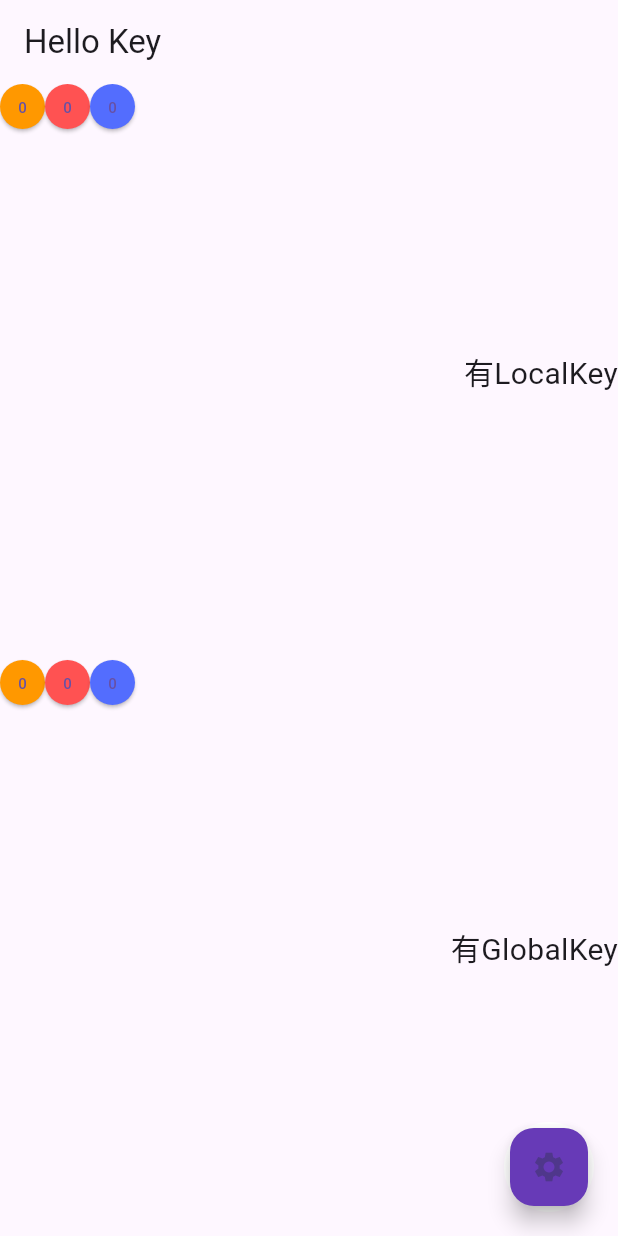
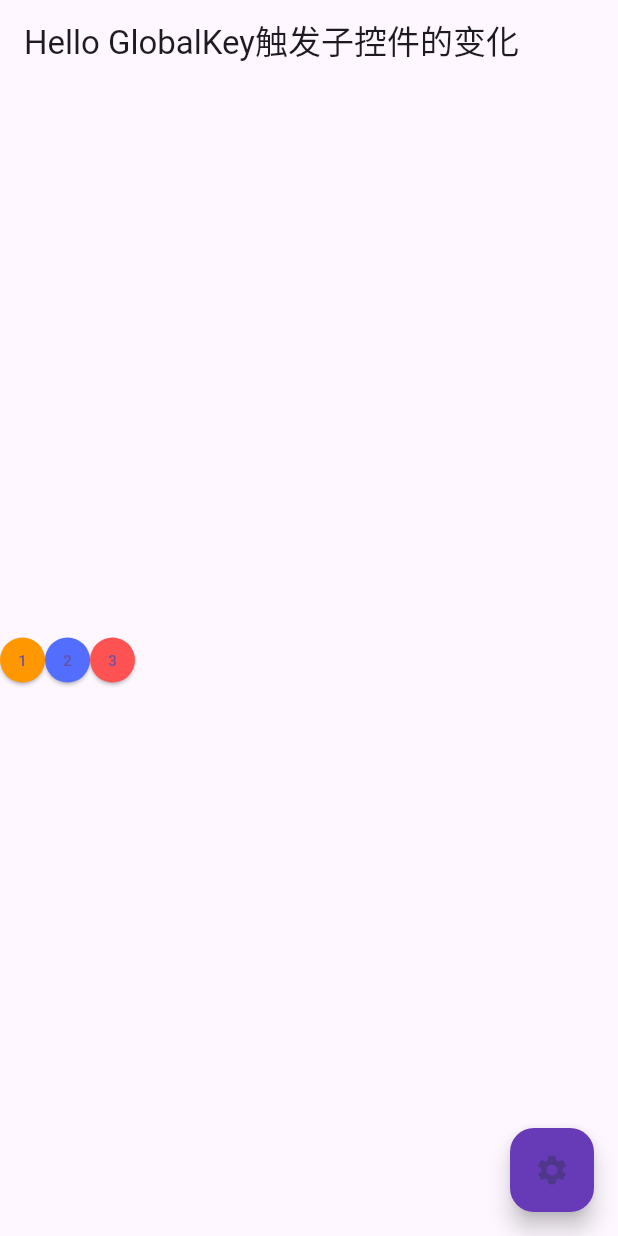
Before and after one commit to baishengye/FlutterLearning, a Flutter app: the screen it shows after launch, after a tap on the "settings" icon, on a phone screen of 412 x 824 dp. Run offline on Flutter 3.47's test engine with Material 3 defaults, Android fonts, the phone set to English and light mode, and no system bars; our stand-ins replace fluttertoast; missing offline and left inert: ftoast.

Commit message:
feat: key的使用

```diff
--- /dev/null
+++ b/FlutterLearning/FlutterLearning/flutterlearning/lib/globalKey.dart
@@ -0,0 +1,101 @@
+import 'package:flutter/cupertino.dart';
+import 'package:flutter/material.dart';
+import 'package:ftoast/ftoast.dart';
+
+import 'Key.dart';
+
+class GlobalKeyApp extends StatelessWidget {
+  const GlobalKeyApp({super.key});
+
+  @override
+  Widget build(BuildContext context) {
+    return const MaterialApp(
+      home: GlobalKeyPage(),
+    );
+  }
+}
+
+class GlobalKeyPage extends StatefulWidget {
+  const GlobalKeyPage({super.key});
+
+  @override
+  State<GlobalKeyPage> createState() => _GlobalKeyPageState();
+}
+
+class _GlobalKeyPageState extends State<GlobalKeyPage> {
+
+  final key1 = GlobalKey();
+  final key2 = const GlobalObjectKey(Colors.indigoAccent);
+  final key3 = GlobalKey();
+
+  @override
+  Widget build(BuildContext context) {
+    return Scaffold(
+      appBar: AppBar(
+        title: const Text("Hello GlobalKey触发子控件的变化"),
+      ),
+      floatingActionButton: FloatingActionButton(
+        backgroundColor: Colors.deepPurple,
+        onPressed: () {
+          FToast.toast(context,msg:(key1.currentWidget as BoxWidget).color.toString());
+          setState(() {
+            (key1.currentState as _BoxWidgetState)._count ++;
+            (key2.currentState as _BoxWidgetState)._count += 2;
+            (key3.currentState as _BoxWidgetState)._count += 3;
+          });
+        },
+        child: const Icon(Icons.settings),
+      ),
+      body: Container(
+        alignment: Alignment.center,
+        child: Row(
+          children: [
+            BoxWidget(key: key1,color: Colors.orange),
+            BoxWidget(key: key2,color: Colors.indigoAccent),
+            BoxWidget(key: key3,color: Colors.redAccent)
+          ],
+        ),
+      ),
+    );
+  }
+}
+
+
+
+class BoxWidget extends StatefulWidget {
+  Color color;
+  BoxWidget({super.key,required this.color});
+
+  @override
+  State<BoxWidget> createState() => _BoxWidgetState();
+}
+
+class _BoxWidgetState extends State<BoxWidget> {
+  int _count = 0;
+  @override
+  Widget build(BuildContext context) {
+    return Container(
+      alignment: Alignment.center,
+      height: 30,
+      width: 30,
+      child: ElevatedButton(
+        style: ButtonStyle(
+            padding: MaterialStateProperty.all(const EdgeInsets.all(0)),//ElevatedButton默认有内边距，建议取消内边距保证居中
+            alignment: Alignment.center,
+            backgroundColor: MaterialStateProperty.all(widget.color)
+        ),
+        onPressed: () {
+          setState(() {
+            _count++;
+          });
+        },
+        child: Text(
+          "$_count",
+          style: const TextStyle(
+              fontSize: 10
+          ),
+        ),
+      ),
+    );
+  }
+}
--- a/FlutterLearning/FlutterLearning/flutterlearning/lib/main.dart
+++ b/FlutterLearning/FlutterLearning/flutterlearning/lib/main.dart
@@ -5,6 +5,7 @@ import 'package:flutterlearning/RowAndColumn.dart';
 import 'package:flutterlearning/button.dart';
 import 'package:flutterlearning/card.dart';
 import 'package:flutterlearning/containerAndText.dart';
+import 'package:flutterlearning/globalKey.dart';
 import 'package:flutterlearning/listView.dart';
 import 'package:flutterlearning/pageview.dart';
 import 'package:flutterlearning/router.dart';
@@ -33,5 +34,6 @@ void main() {
   // runApp(const RouterApp());
   // runApp(const DialogApp());
   // runApp(const PageViewApp());
-  runApp(const KeyApp());
+  // runApp(const KeyApp());
+  runApp(const GlobalKeyApp());
 }
```
